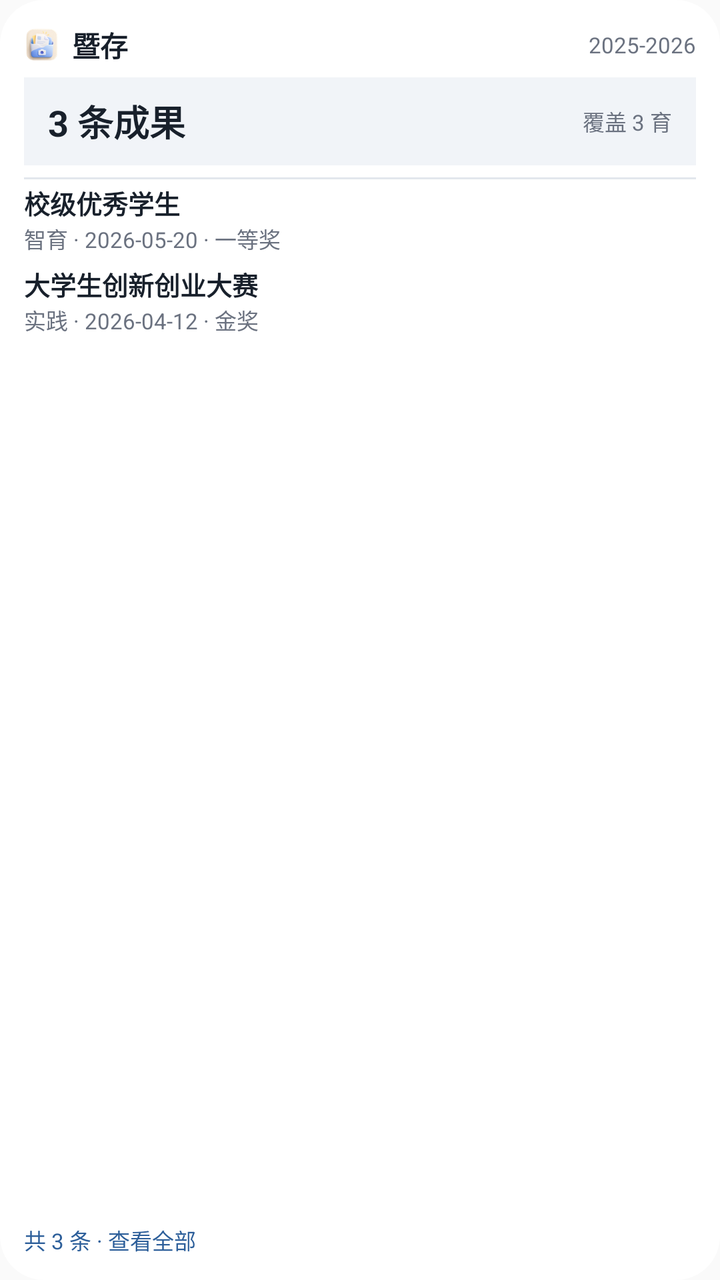
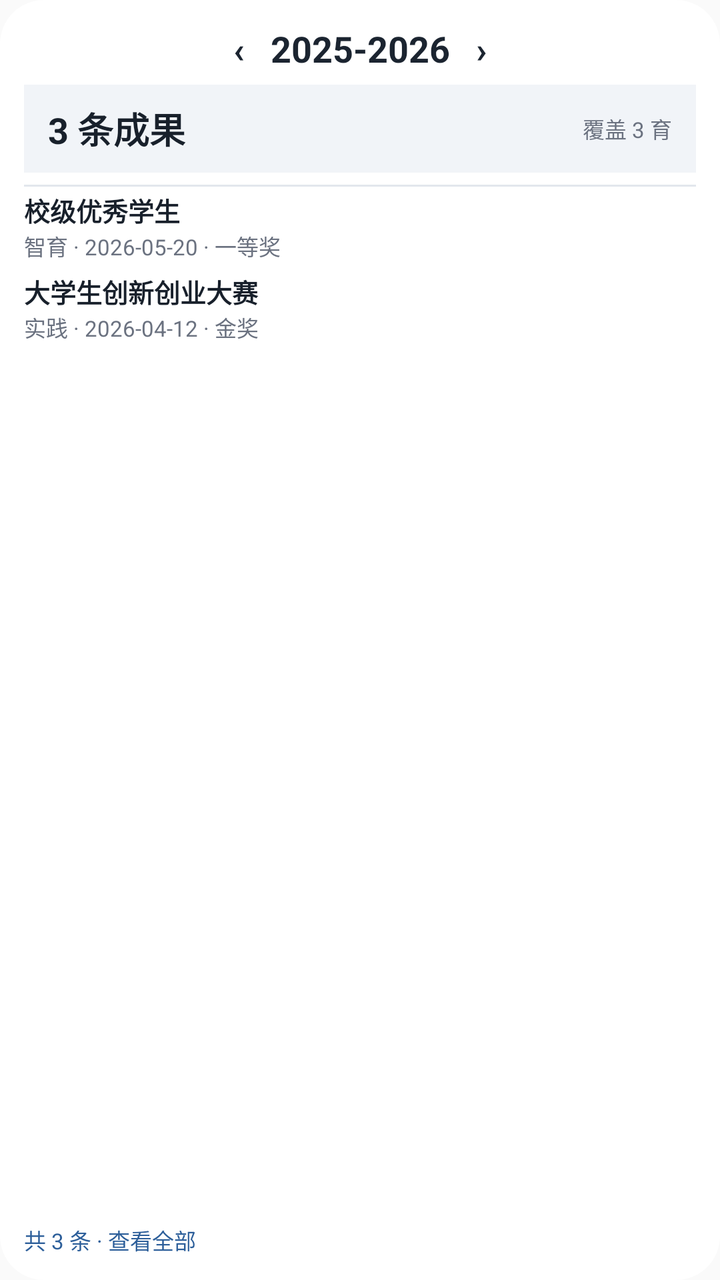

The first picture is an Android layout as it rendered before a commit; the second is the same layout after the commit. The layout source and the unified diff follow.
<!-- AndroidManifest.xml: application theme Theme.Zongce -->
<!-- res/layout/widget_preview_achievement.xml -->
<?xml version="1.0" encoding="utf-8"?>
<LinearLayout xmlns:android="http://schemas.android.com/apk/res/android"
    xmlns:tools="http://schemas.android.com/tools"
    android:layout_width="250dp"
    android:layout_height="180dp"
    android:background="@drawable/widget_preview_bg"
    android:orientation="vertical"
    android:padding="12dp"
    tools:ignore="HardcodedText,UseCompoundDrawables">

    <LinearLayout
        android:layout_width="match_parent"
        android:layout_height="wrap_content"
        android:gravity="center_vertical"
        android:orientation="horizontal">

        <ImageView
            android:layout_width="18dp"
            android:layout_height="18dp"
            android:contentDescription="@string/app_name"
            android:src="@drawable/widget_logo" />

        <TextView
            android:layout_width="0dp"
            android:layout_height="wrap_content"
            android:layout_marginStart="6dp"
            android:layout_weight="1"
            android:text="@string/app_name"
            android:textColor="#FF18202B"
            android:textSize="14sp"
            android:textStyle="bold" />

        <TextView
            android:layout_width="wrap_content"
            android:layout_height="wrap_content"
            android:text="2025-2026"
            android:textColor="#FF6B7280"
            android:textSize="11sp" />
    </LinearLayout>

    <LinearLayout
        android:layout_width="match_parent"
        android:layout_height="44dp"
        android:layout_marginTop="6dp"
        android:background="#FFF1F4F8"
        android:gravity="center_vertical"
        android:orientation="horizontal"
        android:paddingHorizontal="12dp">

        <TextView
            android:layout_width="0dp"
            android:layout_height="wrap_content"
            android:layout_weight="1"
            android:text="3 条成果"
            android:textColor="#FF18202B"
            android:textSize="18sp"
            android:textStyle="bold" />

        <TextView
            android:layout_width="wrap_content"
            android:layout_height="wrap_content"
            android:text="覆盖 3 育"
            android:textColor="#FF6B7280"
            android:textSize="11sp" />
    </LinearLayout>

    <View
        android:layout_width="match_parent"
        android:layout_height="1dp"
        android:layout_marginTop="6dp"
        android:background="#FFE2E7ED" />

    <LinearLayout
        android:layout_width="match_parent"
        android:layout_height="0dp"
        android:layout_marginTop="2dp"
        android:layout_weight="1"
        android:orientation="vertical">

        <TextView
            android:layout_width="match_parent"
            android:layout_height="wrap_content"
            android:ellipsize="end"
            android:maxLines="1"
            android:text="校级优秀学生"
            android:textColor="#FF18202B"
            android:textSize="13sp"
            android:textStyle="bold" />

        <TextView
            android:layout_width="match_parent"
            android:layout_height="wrap_content"
            android:ellipsize="end"
            android:maxLines="1"
            android:text="智育 · 2026-05-20 · 一等奖"
            android:textColor="#FF6B7280"
            android:textSize="11sp" />

        <TextView
            android:layout_width="match_parent"
            android:layout_height="wrap_content"
            android:layout_marginTop="5dp"
            android:ellipsize="end"
            android:maxLines="1"
            android:text="大学生创新创业大赛"
            android:textColor="#FF18202B"
            android:textSize="13sp"
            android:textStyle="bold" />

        <TextView
            android:layout_width="match_parent"
            android:layout_height="wrap_content"
            android:ellipsize="end"
            android:maxLines="1"
            android:text="实践 · 2026-04-12 · 金奖"
            android:textColor="#FF6B7280"
            android:textSize="11sp" />
    </LinearLayout>

    <TextView
        android:layout_width="match_parent"
        android:layout_height="wrap_content"
        android:layout_marginTop="2dp"
        android:text="共 3 条 · 查看全部"
        android:textColor="#FF2D5F9A"
        android:textSize="11sp" />
</LinearLayout>
<!-- resources referenced by this layout -->
<resources>
  <!-- drawable widget_logo: png bitmap (drawable-xxhdpi, 7508 bytes) -->
  <!-- drawable widget_preview_bg (drawable) -->
  <?xml version="1.0" encoding="utf-8"?>
  <shape xmlns:android="http://schemas.android.com/apk/res/android"
      android:shape="rectangle">
      <solid android:color="#FFFFFF" />
      <corners android:radius="22dp" />
  </shape>
  <string name="app_name">暨存</string>
  <style name="Theme.Zongce" parent="android:Theme.Material.Light.NoActionBar">
          <item name="android:statusBarColor">@android:color/transparent</item>
      </style>
</resources>

<!-- the commit's change to res/layout/widget_preview_achievement.xml (unified diff, before → after) -->
@@ -8,35 +8,14 @@
     android:padding="12dp"
     tools:ignore="HardcodedText,UseCompoundDrawables">
 
-    <LinearLayout
+    <TextView
         android:layout_width="match_parent"
         android:layout_height="wrap_content"
-        android:gravity="center_vertical"
-        android:orientation="horizontal">
-
-        <ImageView
-            android:layout_width="18dp"
-            android:layout_height="18dp"
-            android:contentDescription="@string/app_name"
-            android:src="@drawable/widget_logo" />
-
-        <TextView
-            android:layout_width="0dp"
-            android:layout_height="wrap_content"
-            android:layout_marginStart="6dp"
-            android:layout_weight="1"
-            android:text="@string/app_name"
-            android:textColor="#FF18202B"
-            android:textSize="14sp"
-            android:textStyle="bold" />
-
-        <TextView
-            android:layout_width="wrap_content"
-            android:layout_height="wrap_content"
-            android:text="2025-2026"
-            android:textColor="#FF6B7280"
-            android:textSize="11sp" />
-    </LinearLayout>
+        android:gravity="center"
+        android:text="‹   2025-2026   ›"
+        android:textColor="#FF1B2430"
+        android:textSize="18sp"
+        android:textStyle="bold" />
 
     <LinearLayout
         android:layout_width="match_parent"
<!-- resource entries referenced after the edit -->
@@ -1,6 +1,5 @@
 <!-- resources referenced by this layout -->
 <resources>
-  <!-- drawable widget_logo: png bitmap (drawable-xxhdpi, 7508 bytes) -->
   <!-- drawable widget_preview_bg (drawable) -->
   <?xml version="1.0" encoding="utf-8"?>
   <shape xmlns:android="http://schemas.android.com/apk/res/android"
@@ -8,7 +7,6 @@
       <solid android:color="#FFFFFF" />
       <corners android:radius="22dp" />
   </shape>
-  <string name="app_name">暨存</string>
   <style name="Theme.Zongce" parent="android:Theme.Material.Light.NoActionBar">
           <item name="android:statusBarColor">@android:color/transparent</item>
       </style>
